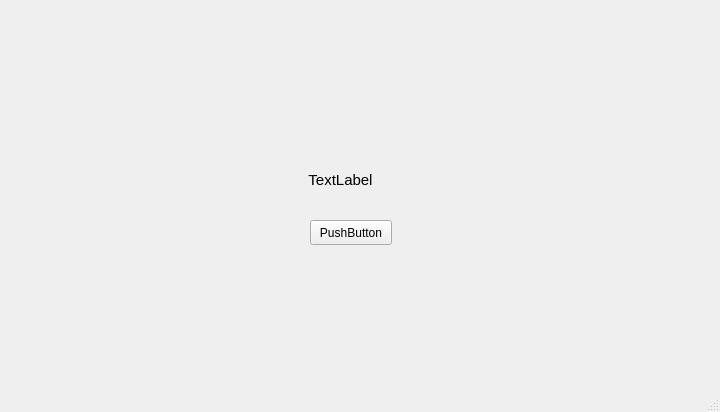
Qt form code/ui-interfaz/01_taller/ventana_ui.ui (omarjcm/p60-POO) before a commit.
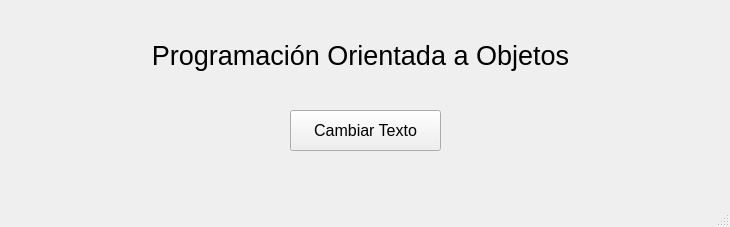
The same form after that commit.

Commit message: Input, Combobox, ListWidget, Button.

The edit to the form file:
```diff
--- a/code/ui-interfaz/01_taller/ventana_ui.ui
+++ b/code/ui-interfaz/01_taller/ventana_ui.ui
@@ -6,8 +6,8 @@
    <rect>
     <x>0</x>
     <y>0</y>
-    <width>720</width>
-    <height>412</height>
+    <width>730</width>
+    <height>227</height>
    </rect>
   </property>
   <property name="windowTitle">
@@ -17,19 +17,19 @@
    <widget class="QLabel" name="label">
     <property name="geometry">
      <rect>
-      <x>170</x>
-      <y>170</y>
-      <width>341</width>
-      <height>20</height>
+      <x>60</x>
+      <y>30</y>
+      <width>601</width>
+      <height>51</height>
      </rect>
     </property>
     <property name="font">
      <font>
-      <pointsize>11</pointsize>
+      <pointsize>20</pointsize>
      </font>
     </property>
     <property name="text">
-     <string>TextLabel</string>
+     <string>Programación Orientada a Objetos</string>
     </property>
     <property name="alignment">
      <set>Qt::AlignCenter</set>
@@ -38,14 +38,19 @@
    <widget class="QPushButton" name="pushButton">
     <property name="geometry">
      <rect>
-      <x>310</x>
-      <y>220</y>
-      <width>82</width>
-      <height>25</height>
+      <x>290</x>
+      <y>110</y>
+      <width>151</width>
+      <height>41</height>
      </rect>
     </property>
+    <property name="font">
+     <font>
+      <pointsize>12</pointsize>
+     </font>
+    </property>
     <property name="text">
-     <string>PushButton</string>
+     <string>Cambiar Texto</string>
     </property>
    </widget>
   </widget>
```
Left out of the diff: 6 changed lines with no effect on the pictures. The commit also changes 30 other files.
